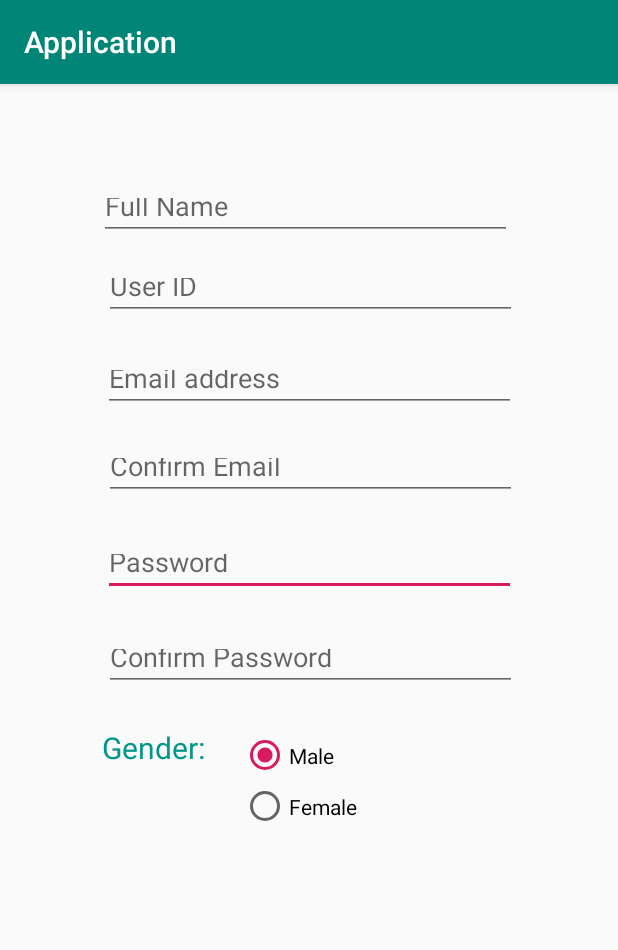
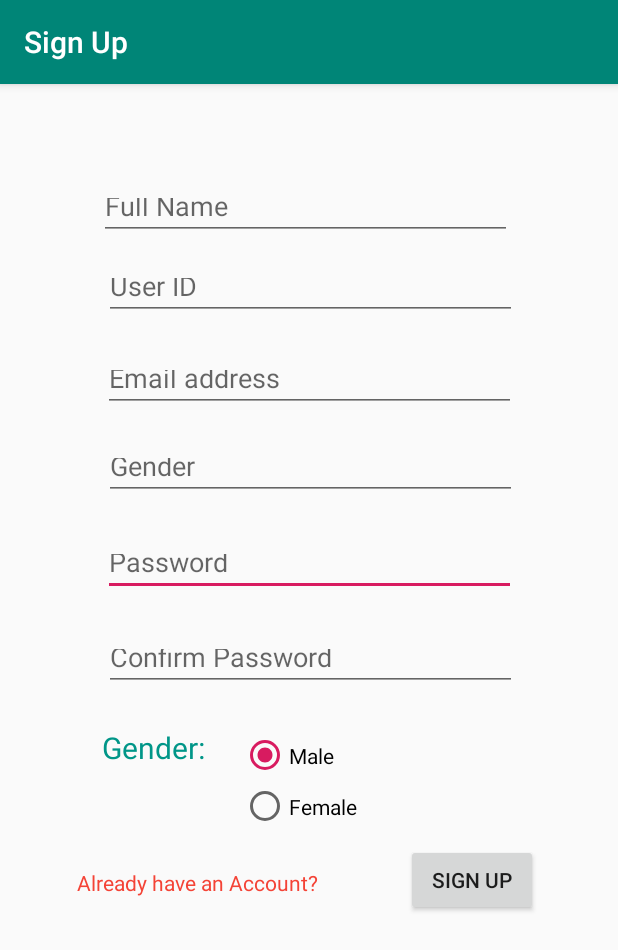
Before and after one commit to rafattu5har/Application, an Android app: the screen it shows after launch (SignUp), after a tap on "Create Account", on a phone screen of 412 x 824 dp. Shown: the top 950 px of the screen. Run offline under Robolectric (Android 15) with nearby library versions, the phone set to English and light mode, and no system bars; our stand-ins replace Firebase (no records; nobody signed in at launch, a user with empty details on screens opened directly).

Commit message:
Online SignUp verification using Firebase API
1. Create a FireBase Account
2. Connect android project with that account
3. Authenticate the Sign Up process using FireBase existing API

```diff
--- a/Project/app/build.gradle
+++ b/Project/app/build.gradle
@@ -1,4 +1,5 @@
 apply plugin: 'com.android.application'
+apply plugin: 'com.google.gms.google-services'
 
 android {
     compileSdkVersion 29
@@ -23,6 +24,7 @@ dependencies {
     implementation fileTree(dir: 'libs', include: ['*.jar'])
     implementation 'androidx.appcompat:appcompat:1.0.2'
     implementation 'androidx.constraintlayout:constraintlayout:1.1.3'
+    implementation 'com.google.firebase:firebase-auth:16.0.5'
     testImplementation 'junit:junit:4.12'
     androidTestImplementation 'androidx.test:runner:1.2.0'
     androidTestImplementation 'androidx.test.espresso:espresso-core:3.2.0'
--- a/Project/app/src/main/java/edu/northsouth/application/MainActivity.java
+++ b/Project/app/src/main/java/edu/northsouth/application/MainActivity.java
@@ -3,18 +3,41 @@ package edu.northsouth.application;
 import android.content.Intent;
 import android.os.Bundle;
 import android.view.View;
+import android.widget.Button;
+import android.widget.EditText;
 import android.widget.TextView;
 
 import androidx.appcompat.app.AppCompatActivity;
 
-public class MainActivity extends AppCompatActivity {
+public class MainActivity extends AppCompatActivity implements View.OnClickListener {
+
+    //Declaring the variables
+    private EditText userEmailSIEditText, userPassSIEditText;
+    private TextView forgotPassSITextView, createACSITextView;
+    private Button logInSIBtn;
 
     @Override
     protected void onCreate(Bundle savedInstanceState) {
         super.onCreate(savedInstanceState);
         setContentView(R.layout.activity_main);
+        this.setTitle("Sign In");
 
-        TextView forgotPassTextView = (TextView) findViewById(R.id.forgotPassTextView);
+        //Creating the object
+        userEmailSIEditText = (EditText) findViewById(R.id.userEmailSIEditText);
+        userPassSIEditText = (EditText) findViewById(R.id.userPassSIEditText);
+        forgotPassSITextView = (TextView) findViewById(R.id.forgotPassSITextView);
+        createACSITextView = (TextView) findViewById(R.id.createAcSITextView);
+        logInSIBtn = (Button) findViewById(R.id.logInSIBtn);
+
+        //Set onClick Listener for neccessary objects
+        logInSIBtn.setOnClickListener(this);
+        forgotPassSITextView.setOnClickListener(this);
+        createACSITextView.setOnClickListener(this);
+
+
+
+        /*
+        * TextView forgotPassTextView = (TextView) findViewById(R.id.forgotPassSITextView);
         forgotPassTextView.setOnClickListener(new View.OnClickListener() {
             @Override
             public void onClick(View view) {
@@ -25,7 +48,7 @@ public class MainActivity extends AppCompatActivity {
             }
         });
 
-        TextView createAcTextView = (TextView) findViewById(R.id.createAcTextView);
+        TextView createAcTextView = (TextView) findViewById(R.id.createAcSITextView);
         createAcTextView.setOnClickListener(new View.OnClickListener() {
             @Override
             public void onClick(View view) {
@@ -34,8 +57,33 @@ public class MainActivity extends AppCompatActivity {
                 startActivity(signUp);
             }
         });
+        *
+        * */
+
     }
 
+    /**
+     * On click events
+     */
+    @Override
+    public void onClick(View view)
+    {
+        switch (view.getId())
+        {
+            case R.id.logInSIBtn:
 
+                break;
 
+            case R.id.createAcSITextView:
+                Intent signUp = new Intent(getApplicationContext(),SignUp.class);
+                startActivity(signUp);
+                break;
+
+            case R.id.forgotPassSITextView:
+                Intent passRecovery = new Intent(getApplicationContext(),PasswordRecovery.class);
+                startActivity(passRecovery);
+                break;
+        }
+
+    }
 }
--- a/Project/app/src/main/java/edu/northsouth/application/PasswordRecovery.java
+++ b/Project/app/src/main/java/edu/northsouth/application/PasswordRecovery.java
@@ -10,5 +10,6 @@ public class PasswordRecovery extends AppCompatActivity {
     protected void onCreate(Bundle savedInstanceState) {
         super.onCreate(savedInstanceState);
         setContentView(R.layout.activity_password_recovery);
+        this.setTitle("Recovery");
     }
 }
--- a/Project/app/src/main/java/edu/northsouth/application/SignUp.java
+++ b/Project/app/src/main/java/edu/northsouth/application/SignUp.java
@@ -1,14 +1,138 @@
 package edu.northsouth.application;
 
+import android.content.Intent;
 import android.os.Bundle;
+import android.util.Log;
+import android.util.Patterns;
+import android.view.View;
+import android.widget.Button;
+import android.widget.EditText;
+import android.widget.ProgressBar;
+import android.widget.TextView;
+import android.widget.Toast;
 
+import androidx.annotation.NonNull;
 import androidx.appcompat.app.AppCompatActivity;
 
-public class SignUp extends AppCompatActivity {
+import com.google.android.gms.tasks.OnCompleteListener;
+import com.google.android.gms.tasks.Task;
+import com.google.firebase.auth.AuthResult;
+import com.google.firebase.auth.FirebaseAuth;
+import com.google.firebase.auth.FirebaseAuthUserCollisionException;
+import com.google.firebase.auth.FirebaseUser;
+
+public class SignUp extends AppCompatActivity implements View.OnClickListener {
+
+
+    private EditText fullNameSUEditText, userIdSUEditText, emailSUEditText, genderSUEditText, passSUEditText, cPassSUEditTExt; //Create EditText objects
+    private Button signUpSUBtn; // Create Button Object
+    private TextView signInSUTextView; //Create TextView Object
+    private ProgressBar progressBarSUProgressBar; // Create ProgressBar object
+
+    private FirebaseAuth mAuth; // Create FireBase object for Authentication
 
     @Override
     protected void onCreate(Bundle savedInstanceState) {
         super.onCreate(savedInstanceState);
         setContentView(R.layout.activity_sign_up);
+        this.setTitle("Sign Up");
+
+        // Initialize Firebase Auth
+        mAuth = FirebaseAuth.getInstance();
+
+        fullNameSUEditText = (EditText) findViewById(R.id.fullNameSUEditText);
+        userIdSUEditText = (EditText) findViewById(R.id.userIdSUEditText);
+        emailSUEditText = (EditText) findViewById(R.id.emailSUEditText);
+        genderSUEditText = (EditText) findViewById(R.id.genderSUEditText);
+        passSUEditText = (EditText) findViewById(R.id.passwordSUEditText);
+        cPassSUEditTExt = (EditText) findViewById(R.id.conPasswordSUEditText);
+
+        signUpSUBtn = (Button) findViewById(R.id.signUpSUBtn);
+
+        progressBarSUProgressBar = (ProgressBar) findViewById(R.id.signUpProgressBar);
+
+        signInSUTextView = (TextView) findViewById(R.id.signInSUEextView);
+
+        signUpSUBtn.setOnClickListener(this);
+        signInSUTextView.setOnClickListener(this);
+
+
+
+    }
+
+    @Override
+    public void onClick(View view)
+    {
+        switch (view.getId())
+        {
+            case R.id.signUpSUBtn:
+                userRegister();
+                break;
+
+            case R.id.signInSUEextView:
+                Intent signIn = new Intent(getApplicationContext(),MainActivity.class);
+                startActivity(signIn);
+                break;
+        }
+    }
+    /*
+    * register a user in FIREBASE database Existing API
+    * */
+    private void userRegister()
+    {
+        String email, password; // String types Email and Password variables
+
+        email = emailSUEditText.getText().toString().trim();
+        password = passSUEditText.getText().toString().trim();
+
+        //checking the validity of the email
+        if(email.isEmpty())
+        {
+            emailSUEditText.setError("Enter an email address");
+            emailSUEditText.requestFocus();
+            return;
+        }
+
+        if(!Patterns.EMAIL_ADDRESS.matcher(email).matches())
+        {
+            emailSUEditText.setError("Enter a valid email address");
+            emailSUEditText.requestFocus();
+            return;
+        }
+
+        //checking the validity of the password
+        if(password.isEmpty())
+        {
+            passSUEditText.setError("Enter a password");
+            passSUEditText.requestFocus();
+            return;
+        }
+
+        if(password.length()<6)
+        {
+            passSUEditText.setError("Password should be at least 6 character long");
+            passSUEditText.requestFocus();
+            return;
+        }
+
+        progressBarSUProgressBar.setVisibility(View.VISIBLE);
+
+        mAuth.createUserWithEmailAndPassword(email, password).addOnCompleteListener(this, new OnCompleteListener<AuthResult>()
+        {
+            @Override
+            public void onComplete(@NonNull Task<AuthResult> task)
+            {
+                progressBarSUProgressBar.setVisibility(View.GONE);
+                if (task.isSuccessful()) {
+                // Sign in success, update UI with the signed-in user's information
+                Toast.makeText(getApplicationContext(),"Register is Successfull",Toast.LENGTH_SHORT).show();
+            } else {
+
+                // If sign in fails, display a message to the user.
+                    Toast.makeText(getApplicationContext(),"Register is not successfull",Toast.LENGTH_SHORT).show();
+            }
+            }
+        });
+
     }
 }
--- a/Project/app/src/main/res/layout/activity_sign_up.xml
+++ b/Project/app/src/main/res/layout/activity_sign_up.xml
@@ -22,7 +22,7 @@
         app:layout_constraintBottom_toBottomOf="parent"
         app:layout_constraintEnd_toEndOf="parent"
         app:layout_constraintStart_toStartOf="parent"
-        app:layout_constraintTop_toTopOf="@+id/conEmailSUEditText"
+        app:layout_constraintTop_toTopOf="@+id/genderSUEditText"
         app:layout_constraintVertical_bias="0.118" />
 
     <EditText
@@ -85,7 +85,7 @@
         app:layout_constraintVertical_bias="0.09" />
 
     <EditText
-        android:id="@+id/conEmailSUEditText"
+        android:id="@+id/genderSUEditText"
         android:layout_width="275dp"
         android:layout_height="38dp"
         android:layout_marginStart="8dp"
@@ -95,8 +95,8 @@
         android:layout_marginRight="8dp"
         android:layout_marginBottom="8dp"
         android:ems="10"
-        android:hint="Confirm Email"
-        android:inputType="textEmailAddress"
+        android:hint="Gender"
+        android:inputType="textPersonName|text"
         app:layout_constraintBottom_toBottomOf="parent"
         app:layout_constraintEnd_toEndOf="parent"
         app:layout_constraintHorizontal_bias="0.508"
@@ -177,4 +177,60 @@
             android:text="Female" />
     </RadioGroup>
 
+    <Button
+        android:id="@+id/signUpSUBtn"
+        android:layout_width="wrap_content"
+        android:layout_height="wrap_content"
+        android:layout_marginStart="8dp"
+        android:layout_marginLeft="8dp"
+        android:layout_marginTop="8dp"
+        android:layout_marginEnd="8dp"
+        android:layout_marginRight="8dp"
+        android:layout_marginBottom="8dp"
+        android:text="Sign Up"
+        app:layout_constraintBottom_toBottomOf="parent"
+        app:layout_constraintEnd_toEndOf="parent"
+        app:layout_constraintHorizontal_bias="0.853"
+        app:layout_constraintStart_toStartOf="parent"
+        app:layout_constraintTop_toBottomOf="@+id/genderSURadio"
+        app:layout_constraintVertical_bias="0.0" />
+
+    <ProgressBar
+        android:id="@+id/signUpProgressBar"
+        style="?android:attr/progressBarStyle"
+        android:layout_width="wrap_content"
+        android:layout_height="wrap_content"
+        android:layout_marginStart="8dp"
+        android:layout_marginLeft="8dp"
+        android:layout_marginTop="8dp"
+        android:layout_marginEnd="8dp"
+        android:layout_marginRight="8dp"
+        android:layout_marginBottom="8dp"
+        android:visibility="gone"
+        app:layout_constraintBottom_toBottomOf="parent"
+        app:layout_constraintEnd_toEndOf="parent"
+        app:layout_constraintHorizontal_bias="0.498"
+        app:layout_constraintStart_toStartOf="parent"
+        app:layout_constraintTop_toTopOf="parent"
+        app:layout_constraintVertical_bias="0.388" />
+
+    <TextView
+        android:id="@+id/signInSUEextView"
+        android:layout_width="wrap_content"
+        android:layout_height="wrap_content"
+        android:layout_marginStart="8dp"
+        android:layout_marginLeft="8dp"
+        android:layout_marginTop="8dp"
+        android:layout_marginEnd="8dp"
+        android:layout_marginRight="8dp"
+        android:layout_marginBottom="8dp"
+        android:text="Already have an Account?"
+        android:textColor="#F44336"
+        app:layout_constraintBottom_toBottomOf="parent"
+        app:layout_constraintEnd_toStartOf="@+id/signUpSUBtn"
+        app:layout_constraintHorizontal_bias="0.461"
+        app:layout_constraintStart_toStartOf="parent"
+        app:layout_constraintTop_toBottomOf="@+id/genderSURadio"
+        app:layout_constraintVertical_bias="0.068" />
+
 </androidx.constraintlayout.widget.ConstraintLayout>
--- a/Project/build.gradle
+++ b/Project/build.gradle
@@ -8,6 +8,7 @@ buildscript {
     }
     dependencies {
         classpath 'com.android.tools.build:gradle:3.4.2'
+        classpath 'com.google.gms:google-services:4.2.0'
 
         // NOTE: Do not place your application dependencies here; they belong
         // in the individual module build.gradle files
```
Also changed, not shown: Project/app/src/main/res/layout/activity_main.xml (+12 -12 lines), 1 other file.
